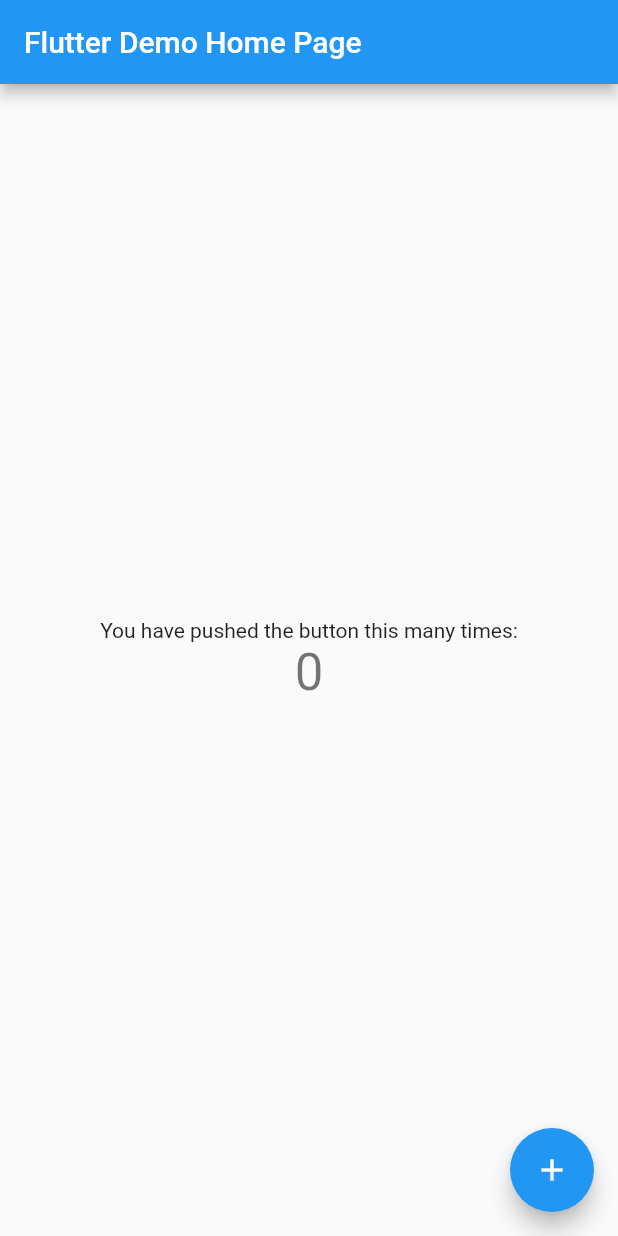
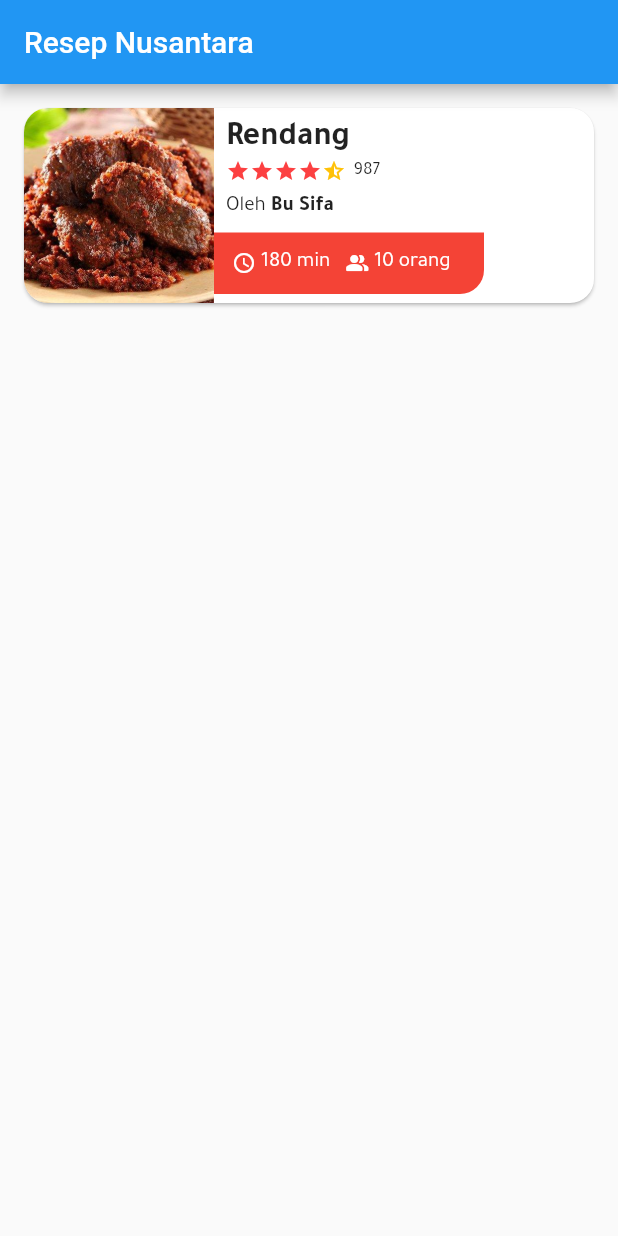
Before and after one commit to triagung128/resep-nusantara-ui-app, a Flutter app: the screen it shows after launch, on a phone screen of 412 x 824 dp. Run offline on Flutter 3.47's test engine with Material 2 defaults, Android fonts, the phone set to English and light mode, and no system bars; our stand-ins replace rating_bar.

Commit message:
create main screen

```diff
--- a/lib/main.dart
+++ b/lib/main.dart
@@ -1,8 +1,7 @@
 import 'package:flutter/material.dart';
+import 'package:resep_nusantara/main_screen.dart';
 
-void main() {
-  runApp(MyApp());
-}
+void main() => runApp(MyApp());
 
 class MyApp extends StatelessWidget {
   // This widget is the root of your application.
@@ -22,92 +21,7 @@ class MyApp extends StatelessWidget {
         // is not restarted.
         primarySwatch: Colors.blue,
       ),
-      home: MyHomePage(title: 'Flutter Demo Home Page'),
+      home: MainScreen(),
     );
   }
 }
-
-class MyHomePage extends StatefulWidget {
-  MyHomePage({Key key, this.title}) : super(key: key);
-
-  // This widget is the home page of your application. It is stateful, meaning
-  // that it has a State object (defined below) that contains fields that affect
-  // how it looks.
-
-  // This class is the configuration for the state. It holds the values (in this
-  // case the title) provided by the parent (in this case the App widget) and
-  // used by the build method of the State. Fields in a Widget subclass are
-  // always marked "final".
-
-  final String title;
-
-  @override
-  _MyHomePageState createState() => _MyHomePageState();
-}
-
-class _MyHomePageState extends State<MyHomePage> {
-  int _counter = 0;
-
-  void _incrementCounter() {
-    setState(() {
-      // This call to setState tells the Flutter framework that something has
-      // changed in this State, which causes it to rerun the build method below
-      // so that the display can reflect the updated values. If we changed
-      // _counter without calling setState(), then the build method would not be
-      // called again, and so nothing would appear to happen.
-      _counter++;
-    });
-  }
-
-  @override
-  Widget build(BuildContext context) {
-    // This method is rerun every time setState is called, for instance as done
-    // by the _incrementCounter method above.
-    //
-    // The Flutter framework has been optimized to make rerunning build methods
-    // fast, so that you can just rebuild anything that needs updating rather
-    // than having to individually change instances of widgets.
-    return Scaffold(
-      appBar: AppBar(
-        // Here we take the value from the MyHomePage object that was created by
-        // the App.build method, and use it to set our appbar title.
-        title: Text(widget.title),
-      ),
-      body: Center(
-        // Center is a layout widget. It takes a single child and positions it
-        // in the middle of the parent.
-        child: Column(
-          // Column is also a layout widget. It takes a list of children and
-          // arranges them vertically. By default, it sizes itself to fit its
-          // children horizontally, and tries to be as tall as its parent.
-          //
-          // Invoke "debug painting" (press "p" in the console, choose the
-          // "Toggle Debug Paint" action from the Flutter Inspector in Android
-          // Studio, or the "Toggle Debug Paint" command in Visual Studio Code)
-          // to see the wireframe for each widget.
-          //
-          // Column has various properties to control how it sizes itself and
-          // how it positions its children. Here we use mainAxisAlignment to
-          // center the children vertically; the main axis here is the vertical
-          // axis because Columns are vertical (the cross axis would be
-          // horizontal).
-          mainAxisAlignment: MainAxisAlignment.center,
-          children: <Widget>[
-            Text(
-              'You have pushed the button this many times:',
-            ),
-            Text(
-              '$_counter',
-              style: Theme.of(context).textTheme.headline4,
-            ),
-          ],
-        ),
-      ),
-      floatingActionButton: FloatingActionButton(
-        onPressed: _incrementCounter,
-        tooltip: 'Increment',
-        child: Icon(Icons.add),
-      ), // This trailing comma makes auto-formatting nicer for build methods.
-    );
-  }
-}
--- /dev/null
+++ b/lib/main_screen.dart
@@ -0,0 +1,133 @@
+import 'package:flutter/material.dart';
+import 'package:rating_bar/rating_bar.dart';
+
+class MainScreen extends StatelessWidget {
+  @override
+  Widget build(BuildContext context) {
+    return Scaffold(
+      appBar: AppBar(
+        title: Text('Resep Nusantara'),
+      ),
+      body: Card(
+        margin: EdgeInsets.only(left: 16.0, right: 16.0, top: 16.0),
+        shape: RoundedRectangleBorder(
+          borderRadius: BorderRadius.circular(16.0),
+        ),
+        child: Row(
+          crossAxisAlignment: CrossAxisAlignment.start,
+          children: <Widget>[
+            Expanded(
+              flex: 1,
+              child: ClipRRect(
+                borderRadius: BorderRadius.only(
+                  topLeft: Radius.circular(16.0),
+                  bottomLeft: Radius.circular(16.0)
+                ),
+                child: Image.asset(
+                  'images/rendang.jpg',
+                  width: 130,
+                  height: 130,
+                  fit: BoxFit.cover
+                ),
+              ),
+            ),
+            Expanded(
+              flex: 2,
+              child: Column(
+                crossAxisAlignment: CrossAxisAlignment.start,
+                mainAxisSize: MainAxisSize.min,
+                children: <Widget>[
+                  Padding(
+                    padding: const EdgeInsets.all(8.0),
+                    child: Column(
+                      crossAxisAlignment: CrossAxisAlignment.start,
+                      mainAxisSize: MainAxisSize.min,
+                      children: <Widget>[
+                        Text(
+                          'Rendang',
+                          style: TextStyle(fontSize: 22.0, fontFamily: 'Tajawal-Bold'),
+                        ),
+                        Row(
+                          children: <Widget>[
+                            RatingBar.readOnly(
+                              initialRating: 4.5,
+                              isHalfAllowed: true,
+                              halfFilledIcon: Icons.star_half,
+                              filledIcon: Icons.star,
+                              emptyIcon: Icons.star_border,
+                              size: 16,
+                              filledColor: Color(0xffFC4041),
+                            ),
+                            SizedBox(
+                              width: 5,
+                            ),
+                            Text(
+                              '987',
+                              style: TextStyle(fontSize: 12.0, fontFamily: 'Tajawal-Regular'),
+                            ),
+                          ],
+                        ),
+                        SizedBox(height: 8),
+                        Row(
+                          children: <Widget>[
+                            Text('Oleh ', style: TextStyle(fontSize: 14.0, fontFamily: 'Tajawal-Regular')),
+                            Text('Bu Sifa', style: TextStyle(fontSize: 14.0, fontFamily: 'Tajawal-Bold')),
+                          ],
+                        ),
+                      ],
+                    ),
+                  ),
+                  Container(
+                    width: 180,
+                    child: Padding(
+                      padding: const EdgeInsets.all(12.0),
+                      child: Row(
+                        crossAxisAlignment: CrossAxisAlignment.center,
+                        mainAxisAlignment: MainAxisAlignment.start,
+                        children: <Widget>[
+                          Icon(
+                            Icons.access_time,
+                            size: 16.0,
+                            color: Colors.white
+                          ),
+                          Text(
+                            ' 180 min',
+                            style: TextStyle(
+                              fontSize: 14.0,
+                              color: Colors.white,
+                              fontFamily: 'Tajawal-Regular'
+                            ),
+                          ),
+                          SizedBox(
+                            width: 10,
+                          ),
+                          Icon(
+                            Icons.people_alt_rounded,
+                            size: 16.0,
+                            color: Colors.white
+                          ),
+                          Text(
+                            ' 10 orang',
+                            style: TextStyle(
+                              fontSize: 14.0,
+                              color: Colors.white,
+                              fontFamily: 'Tajawal-Regular'
+                            ),
+                          )
+                        ],
+                      ),
+                    ),
+                    decoration: BoxDecoration(
+                      color: Colors.red,
+                      borderRadius: BorderRadius.only(bottomRight: Radius.circular(16.0)),
+                    ),
+                  ),
+                ],
+              ),
+            ),
+          ],
+        ),
+      ),
+    );
+  }
+}
--- a/pubspec.yaml
+++ b/pubspec.yaml
@@ -28,6 +28,7 @@ dependencies:
   # The following adds the Cupertino Icons font to your application.
   # Use with the CupertinoIcons class for iOS style icons.
   cupertino_icons: ^1.0.2
+  rating_bar: ^0.2.0
 
 dev_dependencies:
   flutter_test:
```
Also changed, not shown: pubspec.lock.
